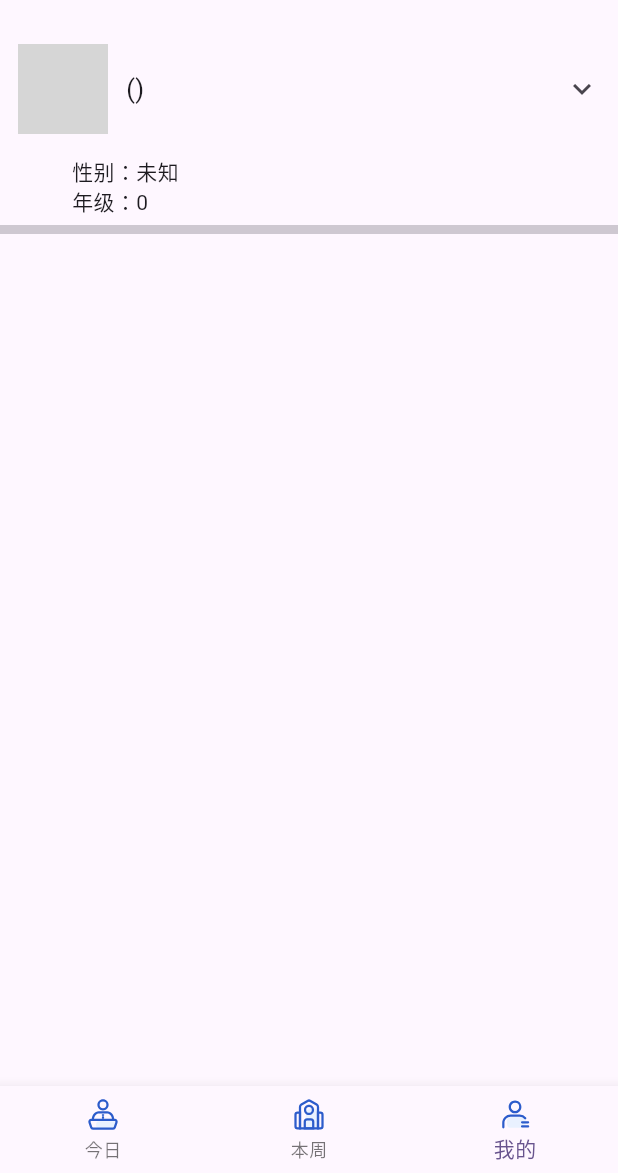
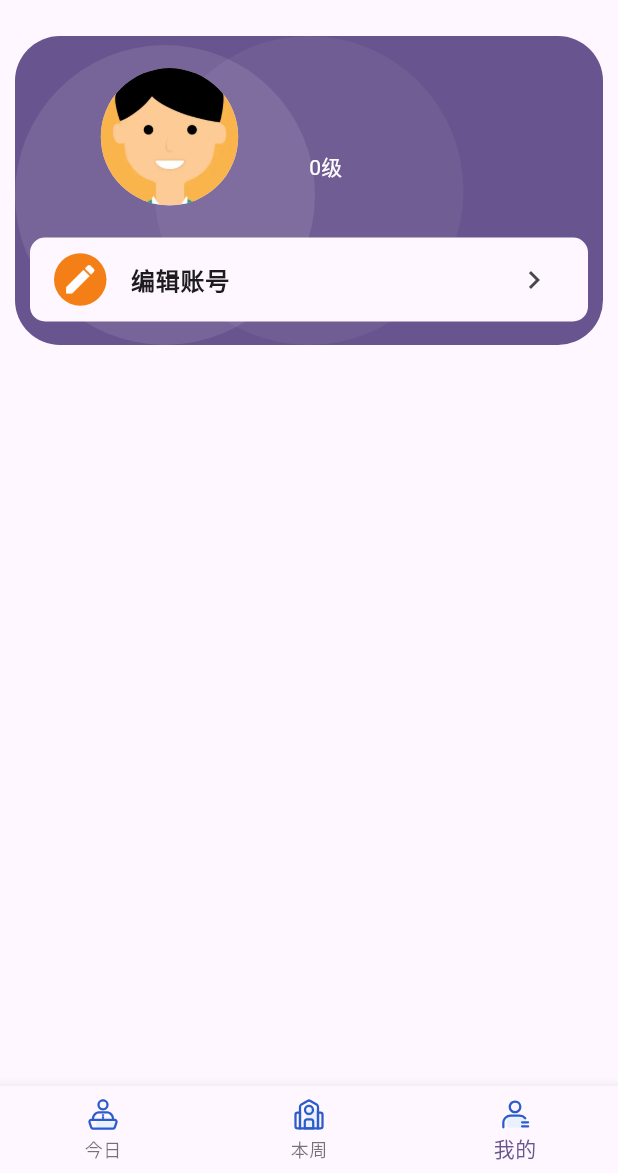
Before and after one commit to Mystery00/xhu_timetable_ios, a Flutter app: the MainRoute screen opened by its route, item 3 of the bottom bar chosen, on a phone screen of 412 x 824 dp, the part 63-1236 px from its top. Run offline on Flutter 3.47's test engine with Material 3 defaults, Android fonts, the phone set to English and light mode, and no system bars; drawn by our look-alikes of babstrap_settings_screen; our stand-ins replace basic_utils, device_info_plus, dio, flutter_svg, fluttertoast, logger and 2 more; missing offline and left inert: fk_user_agent, mmkv, pointycastle; accounts and stored records are empty; grey boxes are pictures that could not be loaded.

Commit message:
fix: 暂时性的重写个人页面

```diff
--- /dev/null
+++ b/lib/ui/icons.dart
@@ -0,0 +1,18 @@
+import 'package:flutter/widgets.dart';
+
+class IconsProfile {
+  static const _fontFamily = 'IconFont';
+
+  static const IconData accountSettings =
+      IconData(0xe60f, fontFamily: _fontFamily);
+  static const IconData classroom = IconData(0xe623, fontFamily: _fontFamily);
+  static const IconData exam = IconData(0xe614, fontFamily: _fontFamily);
+  static const IconData joinGroup = IconData(0xe627, fontFamily: _fontFamily);
+  static const IconData notice = IconData(0xe611, fontFamily: _fontFamily);
+  static const IconData score = IconData(0xe61b, fontFamily: _fontFamily);
+  static const IconData serverDetect =
+      IconData(0xe60e, fontFamily: _fontFamily);
+  static const IconData settings = IconData(0xe612, fontFamily: _fontFamily);
+  static const IconData share = IconData(0xe617, fontFamily: _fontFamily);
+  static const IconData unknown = IconData(0xe628, fontFamily: _fontFamily);
+}
--- a/lib/ui/login.dart
+++ b/lib/ui/login.dart
@@ -1,7 +1,7 @@
 import 'package:flutter/material.dart';
 import 'package:xhu_timetable_ios/repository/login.dart';
 import 'package:xhu_timetable_ios/ui/routes.dart';
-import 'package:xhu_timetable_ios/ui/toast.dart';
+import 'package:xhu_timetable_ios/toast.dart';
 
 class LoginRoute extends StatefulWidget {
   const LoginRoute({super.key});
--- a/lib/ui/main/profile.dart
+++ b/lib/ui/main/profile.dart
@@ -1,3 +1,4 @@
+import 'package:babstrap_settings_screen/babstrap_settings_screen.dart';
 import 'package:flutter/material.dart';
 import 'package:flutter_svg/svg.dart';
 import 'package:fluttertoast/fluttertoast.dart';
@@ -5,7 +6,8 @@ import 'package:xhu_timetable_ios/model/menu.dart';
 import 'package:xhu_timetable_ios/model/user_info.dart';
 import 'package:xhu_timetable_ios/repository/profile.dart';
 import 'package:xhu_timetable_ios/store/menu_store.dart';
-import 'package:xhu_timetable_ios/ui/url.dart';
+import 'package:xhu_timetable_ios/ui/icons.dart';
+import 'package:xhu_timetable_ios/url.dart';
 
 class AccountHomePage extends StatefulWidget {
   const AccountHomePage({super.key});
@@ -17,14 +19,10 @@ class AccountHomePage extends StatefulWidget {
 class _AccountHomePageState extends State<AccountHomePage> {
   @override
   Widget build(BuildContext context) {
-    return Column(
+    return const Column(
       children: [
-        const _AccountInfo(),
-        Divider(
-          thickness: 6,
-          color: Theme.of(context).colorScheme.outline.withOpacity(0.36),
-        ),
-        const Expanded(child: _MenuList()),
+        _AccountInfo(),
+        Expanded(child: _MenuList()),
       ],
     );
   }
@@ -53,99 +51,46 @@ class _AccountInfoState extends State<_AccountInfo> {
 
   @override
   Widget build(BuildContext context) {
+    List<String> userMoreInfoList = [];
     if (userInfo == null) {
-      return _build("账号未登录", "", null);
+      return _build("账号未登录", userMoreInfoList);
     }
+    userMoreInfoList.add(userInfo!.studentNo);
+    userMoreInfoList.add("${userInfo!.xhuGrade}级 ${userInfo!.className}");
+    userMoreInfoList.add(userInfo!.college);
     return _build(
-      "${userInfo!.name}(${userInfo!.studentNo})",
-      userInfo!.className,
-      userInfo,
+      userInfo!.name,
+      userMoreInfoList,
     );
   }
 
-  Widget _build(String title, String subtitle, UserInfo? userInfo) {
-    return Center(
-      child: Column(
-        crossAxisAlignment: CrossAxisAlignment.start,
-        children: [
-          SizedBox(
-            height: 90,
-            child: Row(
-              children: [
-                Padding(
-                  padding: const EdgeInsets.symmetric(horizontal: 12),
-                  child: ClipRRect(
-                    borderRadius: BorderRadius.circular(16),
-                    child: Image.network(
-                      "https://github.com/Mystery00/XhuTimetable/raw/master/app/src/main/res/drawable/img_boy1.webp",
-                      width: 60,
-                      height: 60,
-                    ),
-                  ),
-                ),
-                Expanded(
-                  child: Column(
-                    mainAxisSize: MainAxisSize.min,
-                    crossAxisAlignment: CrossAxisAlignment.start,
-                    children: [
-                      Text(
-                        title,
-                        style: const TextStyle(fontSize: 17),
-                      ),
-                      if (subtitle.isNotEmpty) Text(subtitle),
-                    ],
-                  ),
-                ),
-                IconButton(
-                  icon: Icon(expand ? Icons.expand_more : Icons.expand_less),
-                  onPressed: () {
-                    if (userInfo == null) {
-                      setState(() {
-                        expand = false;
-                      });
-                    } else {
-                      setState(() {
-                        expand = !expand;
-                      });
-                    }
-                  },
-                ),
-              ],
-            ),
+  Widget _build(String title, List<String> userMoreInfoList) {
+    return Padding(
+      padding: const EdgeInsets.all(10),
+      child: BigUserCard(
+        backgroundColor: Theme.of(context).colorScheme.primary,
+        userName: title,
+        userMoreInfo: Column(
+            crossAxisAlignment: CrossAxisAlignment.start,
+            children: userMoreInfoList
+                .map((e) => Text(e,
+                    style: TextStyle(
+                        color: Theme.of(context).colorScheme.onPrimary)))
+                .toList()),
+        userProfilePic: const AssetImage("assets/icons/profile/img_boy4.webp"),
+        cardActionWidget: SettingsItem(
+          icons: Icons.edit,
+          iconStyle: IconStyle(
+            withBackground: true,
+            borderRadius: 50,
+            iconsColor: Colors.white,
+            backgroundColor: Colors.yellow[900],
           ),
-          if (expand && userInfo != null)
-            Padding(
-              padding: const EdgeInsets.symmetric(horizontal: 48),
-              child: Column(
-                crossAxisAlignment: CrossAxisAlignment.start,
-                children: [
-                  Text(
-                    "性别：${userInfo.gender}",
-                    style: const TextStyle(fontSize: 14),
-                  ),
-                  Text(
-                    "年级：${userInfo.xhuGrade}",
-                    style: const TextStyle(fontSize: 14),
-                  ),
-                  if (userInfo.majorName.isNotEmpty)
-                    Text(
-                      "专业：${userInfo.majorName}",
-                      style: const TextStyle(fontSize: 14),
-                    ),
-                  if (userInfo.college.isNotEmpty)
-                    Text(
-                      "学院：${userInfo.college}",
-                      style: const TextStyle(fontSize: 14),
-                    ),
-                  if (userInfo.majorDirection.isNotEmpty)
-                    Text(
-                      "方向：${userInfo.majorDirection}",
-                      style: const TextStyle(fontSize: 14),
-                    ),
-                ],
-              ),
-            )
-        ],
+          title: "编辑账号",
+          onTap: () {
+            print("ok");
+          },
+        ),
       ),
     );
   }
@@ -174,109 +119,50 @@ class _MenuListState extends State<_MenuList> {
 
   @override
   Widget build(BuildContext context) {
-    return ListView.separated(
+    return ListView.builder(
       itemCount: _list.length,
       itemBuilder: (context, index) {
-        return _buildMenuList(_list[index]);
-      },
-      separatorBuilder: (context, index) {
-        return Divider(
-          thickness: 6,
-          color: Theme.of(context).colorScheme.outline.withOpacity(0.36),
-        );
+        var list = _list[index];
+        return SettingsGroup(
+          iconItemSize: 24,
+            items: list
+                .map(
+                  (menu) => SettingsItem(
+                    icons: _iconDataByMenuKey(menu.key),
+                    iconStyle: IconStyle(
+                      withBackground: true,
+                    ),
+                    title: menu.title,
+                    onTap: _onTapByMenuKey(menu),
+                  ),
+                )
+                .toList());
       },
     );
   }
 
-  Widget _buildMenuList(List<Menu> list) {
-    var result = <Widget>[];
-    for (var i = 0; i < list.length; i++) {
-      var menu = list[i];
-      result.add(_MenuItem(
-        hasNext: i < list.length - 1,
-        menu: menu,
-      ));
-    }
-    return Column(
-      children: result,
-    );
-  }
-}
-
-class _MenuItem extends StatelessWidget {
-  final Menu menu;
-  final bool hasNext;
-
-  const _MenuItem({required this.menu, required this.hasNext});
-
-  @override
-  Widget build(BuildContext context) {
-    return Column(
-      children: [
-        InkWell(
-          onTap: _onTapByMenuKey(menu),
-          child: Container(
-            height: 48,
-            alignment: Alignment.center,
-            child: Row(
-              children: [
-                Padding(
-                  padding: const EdgeInsets.symmetric(horizontal: 12),
-                  child: SvgPicture.asset(
-                    _assetPathByMenuKey(menu.key),
-                    height: 24,
-                    width: 24,
-                  ),
-                ),
-                Expanded(
-                  child: Padding(
-                    padding: const EdgeInsets.symmetric(vertical: 12),
-                    child: Text(menu.title),
-                  ),
-                ),
-                Padding(
-                  padding: const EdgeInsets.symmetric(horizontal: 12),
-                  child: Icon(
-                    Icons.arrow_forward_ios,
-                    size: 12,
-                    color: Theme.of(context).colorScheme.outline,
-                  ),
-                ),
-              ],
-            ),
-          ),
-        ),
-        if (hasNext)
-          Divider(
-            height: 1,
-            color: Theme.of(context).colorScheme.outline.withOpacity(0.12),
-          ),
-      ],
-    );
-  }
-
-  String _assetPathByMenuKey(String menuKey) {
+  IconData _iconDataByMenuKey(String menuKey) {
     switch (menuKey) {
       case "query_exam":
-        return "assets/icons/profile/icon/exam.svg";
+        return IconsProfile.exam;
       case "query_score":
-        return "assets/icons/profile/icon/score.svg";
+        return IconsProfile.score;
       case "query_free_room":
-        return "assets/icons/profile/icon/classroom.svg";
+        return IconsProfile.classroom;
       case "account_manage":
-        return "assets/icons/profile/icon/account_settings.svg";
+        return IconsProfile.accountSettings;
       case "settings":
-        return "assets/icons/profile/icon/settings.svg";
+        return IconsProfile.settings;
       case "notice":
-        return "assets/icons/profile/icon/notice.svg";
+        return IconsProfile.notice;
       case "share":
-        return "assets/icons/profile/icon/share.svg";
+        return IconsProfile.share;
       case "join_group":
-        return "assets/icons/profile/icon/join_group.svg";
+        return IconsProfile.joinGroup;
       case "server_detect":
-        return "assets/icons/profile/icon/server_detect.svg";
+        return IconsProfile.serverDetect;
       default:
-        return "assets/icons/profile/icon/unknown.svg";
+        return IconsProfile.unknown;
     }
   }
 
--- a/lib/ui/start.dart
+++ b/lib/ui/start.dart
@@ -1,7 +1,7 @@
 import 'package:flutter/material.dart';
 import 'package:xhu_timetable_ios/repository/start.dart';
 import 'package:xhu_timetable_ios/ui/routes.dart';
-import 'package:xhu_timetable_ios/ui/toast.dart';
+import 'package:xhu_timetable_ios/toast.dart';
 
 class StartScreen extends StatefulWidget {
   const StartScreen({super.key});
```
Also changed, not shown: lib/ui/account_settings.dart (added, +18 -0 lines), pubspec.yaml (+7 -33 lines), assets/fonts/iconfont.ttf (added), assets/icons/profile/icon/account_settings.svg (deleted), assets/icons/profile/icon/classroom.svg (deleted), assets/icons/profile/icon/exam.svg (deleted), assets/icons/profile/icon/join_group.svg (deleted), assets/icons/profile/icon/notice.svg (deleted), assets/icons/profile/icon/score.svg (deleted), assets/icons/profile/icon/server_detect.svg (deleted), assets/icons/profile/icon/settings.svg (deleted), assets/icons/profile/icon/share.svg (deleted), assets/icons/profile/icon/unknown.svg (deleted), lib/toast.dart (renamed from lib/ui/toast.dart), 2 more files.
